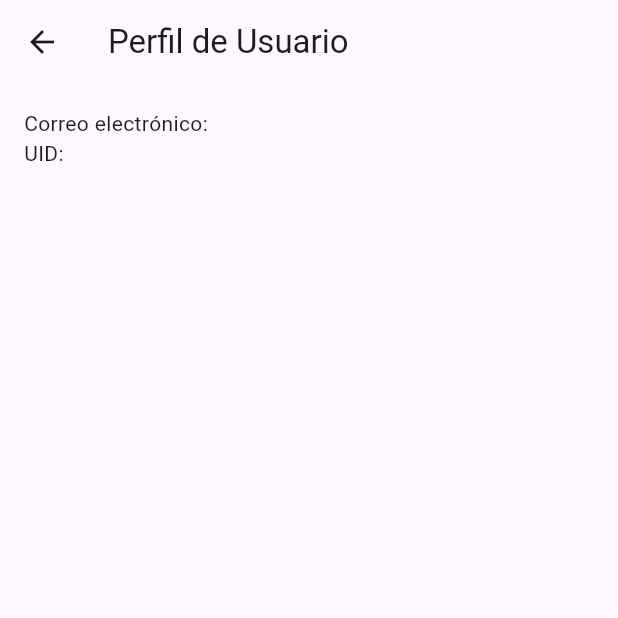
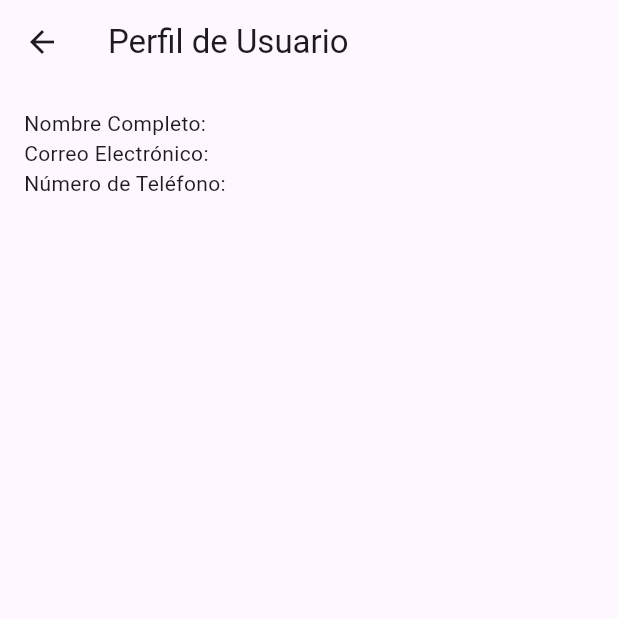
Before and after one commit to HenryGiovanniSanchezSolis/corazoncitoMexicano-test1, a Flutter app: the UserProfileScreen screen opened directly with empty values, on a phone screen of 412 x 824 dp, the top half of it. Run offline on Flutter 3.47's test engine with Material 3 defaults, Android fonts, the phone set to English and light mode, and no system bars; our stand-ins replace cloud_firestore, firebase_auth, firebase_core, logger; accounts and stored records are empty.

Commit message:
add module register user

```diff
--- a/lib/login_screen.dart
+++ b/lib/login_screen.dart
@@ -2,7 +2,6 @@ import 'package:flutter/material.dart';
 import 'package:firebase_auth/firebase_auth.dart';
 import 'package:logger/logger.dart';
 
-import 'user_profile_screen.dart';
 
 var logger = Logger();
 
--- a/lib/main.dart
+++ b/lib/main.dart
@@ -1,11 +1,12 @@
 import 'package:firebase_auth/firebase_auth.dart';
 import 'package:flutter/material.dart';
 import 'package:firebase_core/firebase_core.dart';
-import 'package:flutter_application_2/login_screen.dart';
 import 'package:logger/logger.dart';
 
 import 'firebase_options.dart';
 import 'home_screen.dart';
+import 'login_screen.dart';
+import 'register_screen.dart';
 import 'user_profile_screen.dart';
 
 var logger = Logger();
@@ -33,6 +34,8 @@ class MyApp extends StatelessWidget {
             return MaterialPageRoute(builder: (context) => HomeScreen());
           case '/login':
             return MaterialPageRoute(builder: (context) => LoginScreen());
+          case '/registerUser':
+            return MaterialPageRoute(builder: (context) => const RegisterScreen());
           case '/profile':
             final user = settings.arguments as User;
             return MaterialPageRoute(
--- a/lib/user_profile_screen.dart
+++ b/lib/user_profile_screen.dart
@@ -1,5 +1,6 @@
 import 'package:flutter/material.dart';
 import 'package:firebase_auth/firebase_auth.dart';
+import 'package:cloud_firestore/cloud_firestore.dart';
 
 class UserProfileScreen extends StatelessWidget {
   final User user;
@@ -8,21 +9,85 @@ class UserProfileScreen extends StatelessWidget {
 
   @override
   Widget build(BuildContext context) {
+    return FutureBuilder<DocumentSnapshot>(
+      future: FirebaseFirestore.instance.collection('users').doc(user.uid).get(),
+      builder: (context, snapshot) {
+        if (snapshot.connectionState == ConnectionState.waiting) {
           return Scaffold(
             appBar: AppBar(
               title: const Text('Perfil de Usuario'),
+              leading: IconButton(
+                icon: const Icon(Icons.arrow_back),
+                onPressed: () {
+                  Navigator.pushNamedAndRemoveUntil(context, '/', (route) => false);
+                },
+              ),
+            ),
+            body: const Center(
+              child: CircularProgressIndicator(),
+            ),
+          );
+        }
+
+        if (snapshot.hasError) {
+          return Scaffold(
+            appBar: AppBar(
+              title: const Text('Perfil de Usuario'),
+              leading: IconButton(
+                icon: const Icon(Icons.arrow_back),
+                onPressed: () {
+                  Navigator.pushNamedAndRemoveUntil(context, '/', (route) => false);
+                },
+              ),
+            ),
+            body: Center(
+              child: Text('Error: ${snapshot.error}'),
+            ),
+          );
+        }
+
+        if (!snapshot.hasData || !snapshot.data!.exists) {
+          return Scaffold(
+            appBar: AppBar(
+              title: const Text('Perfil de Usuario'),
+              leading: IconButton(
+                icon: const Icon(Icons.arrow_back),
+                onPressed: () {
+                  Navigator.pushNamedAndRemoveUntil(context, '/', (route) => false);
+                },
+              ),
+            ),
+            body: const Center(
+              child: Text('No se encontró la información del usuario.'),
+            ),
+          );
+        }
+
+        var userData = snapshot.data!.data() as Map<String, dynamic>;
+
+        return Scaffold(
+          appBar: AppBar(
+            title: const Text('Perfil de Usuario'),
+            leading: IconButton(
+              icon: const Icon(Icons.arrow_back),
+              onPressed: () {
+                Navigator.pushNamedAndRemoveUntil(context, '/', (route) => false);
+              },
+            ),
           ),
           body: Padding(
             padding: const EdgeInsets.all(16.0),
             child: Column(
               crossAxisAlignment: CrossAxisAlignment.start,
-          children: [
-            Text('Correo electrónico: ${user.email}'),
-            Text('UID: ${user.uid}'),
-            // Aquí puedes agregar más información del usuario si lo deseas.
+              children: <Widget>[
+                Text('Nombre Completo: ${userData['fullName']}'),
+                Text('Correo Electrónico: ${userData['email']}'),
+                Text('Número de Teléfono: ${userData['phone']}'),
               ],
             ),
           ),
         );
+      },
+    );
   }
 }
--- a/pubspec.yaml
+++ b/pubspec.yaml
@@ -12,6 +12,7 @@ dependencies:
   firebase_core: ^3.4.0
   logger: ^2.4.0
   firebase_auth: ^5.2.0
+  cloud_firestore: ^5.3.0
 
 dev_dependencies:
   flutter_test:
```
Also changed, not shown: lib/home_screen.dart (+10 -0 lines), lib/register_screen.dart (added, +135 -0 lines), pubspec.lock, 5 other files. Lines whose indentation alone changed are shown as unchanged.
